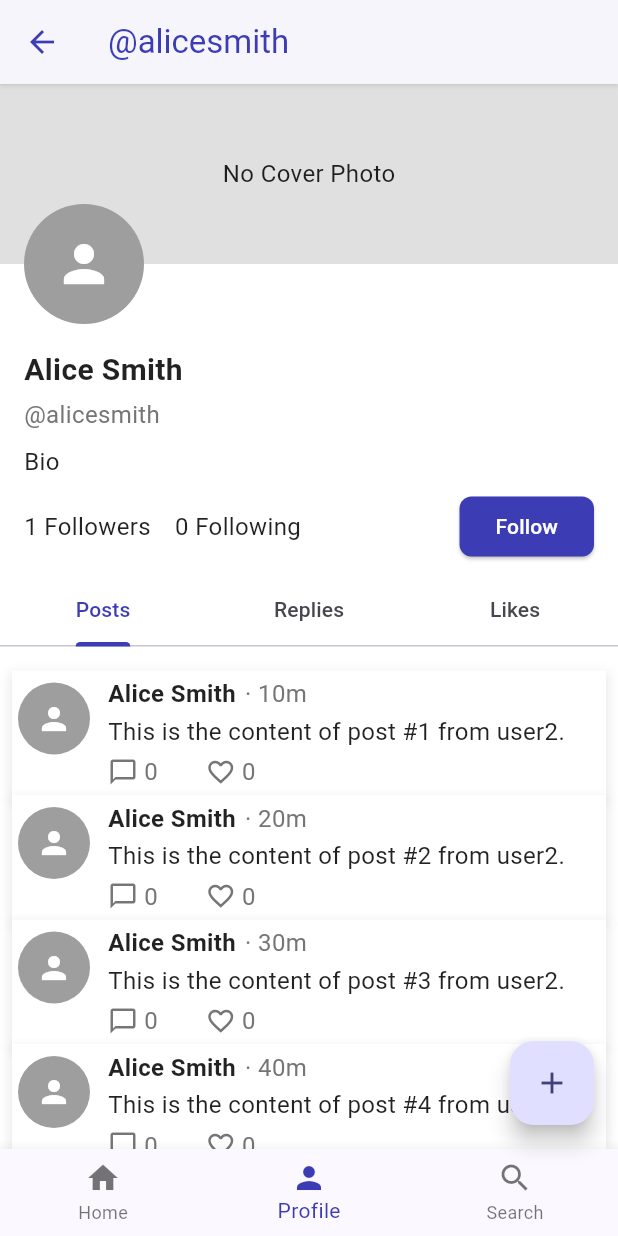
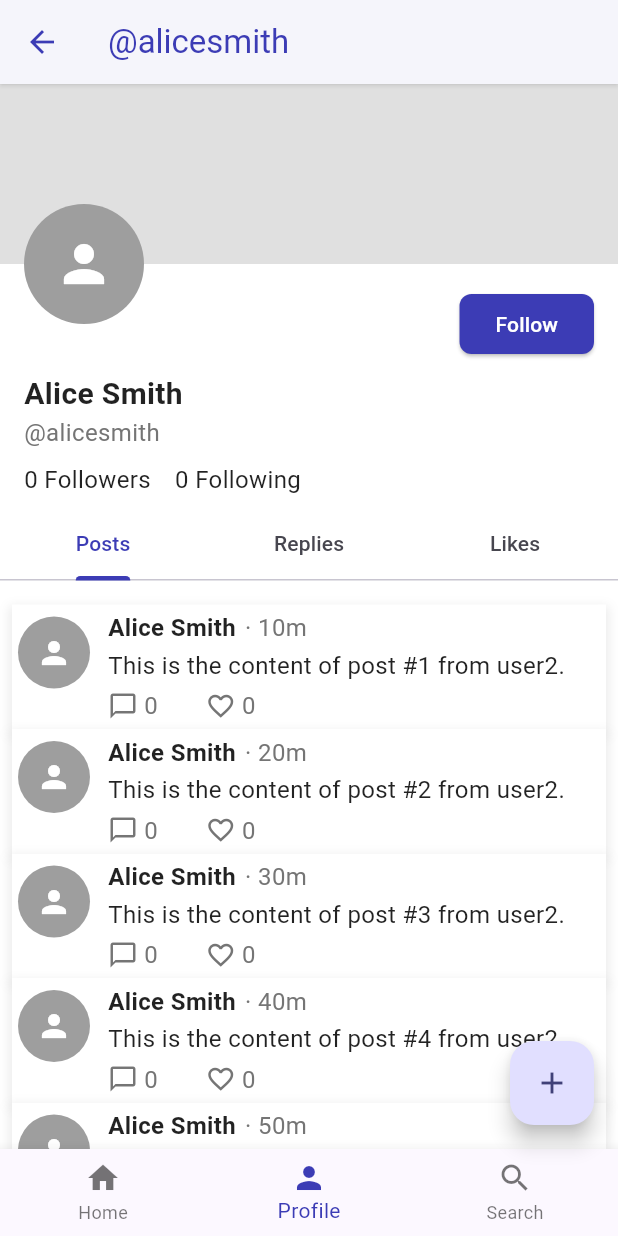
Before and after one commit to marcojalenyu/fleeds, a Flutter app: the ProfileScreen screen opened directly with sample values from the repository, after a tap on the "person" icon, on a phone screen of 412 x 824 dp. Run offline on Flutter 3.47's test engine with Material 3 defaults, Android fonts, the phone set to English and light mode, and no system bars; accounts and stored records are empty.

Commit message:
feat: Follow/unfollow

```diff
--- /dev/null
+++ b/nota/lib/core/utils/navigation_utils.dart
@@ -0,0 +1,6 @@
+import 'package:flutter/material.dart';
+import 'package:nota/data/models/user.dart';
+
+void goToProfile(BuildContext context, User user) {
+  Navigator.of(context).pushNamed('/profile', arguments: user);
+}
--- a/nota/lib/data/models/user.dart
+++ b/nota/lib/data/models/user.dart
@@ -3,8 +3,13 @@ class User {
   String username;
   String password;
   String displayName;
+
   final DateTime createdAt;
   DateTime? updatedAt;
+
+  String bio = '';
+  List<String> followers = []; // List of user IDs who follow this user
+  List<String> following = []; // List of user IDs this user follows
   List<String> likedPosts = []; // List of post IDs the user has liked
 
   User({
@@ -16,13 +21,41 @@ class User {
     this.updatedAt,
   }) : createdAt = createdAt ?? DateTime.now();
 
+  void updateBio(String newBio) {
+    bio = newBio;
+    updatedAt = DateTime.now();
+  }
+
   void likePost(String postId) {
     if (!likedPosts.contains(postId)) {
       likedPosts.add(postId);
+      updatedAt = DateTime.now();
     }
   }
 
   void unlikePost(String postId) {
     likedPosts.remove(postId);
+    updatedAt = DateTime.now();
+  }
+
+  void followUser(String userId) {
+    if (!following.contains(userId)) {
+      following.add(userId);
+      updatedAt = DateTime.now();
+    }
+  }
+
+  void unfollowUser(String userId) {
+    following.remove(userId);
+    updatedAt = DateTime.now();
+  }
+
+  bool isFollowingUser(String userId) {
+    return following.contains(userId);
+  }
+
+  void removeFollower(String userId) {
+    followers.remove(userId);
+    updatedAt = DateTime.now();
   }
 }
--- a/nota/lib/data/services/post_service.dart
+++ b/nota/lib/data/services/post_service.dart
@@ -4,13 +4,14 @@ import 'package:nota/data/services/user_service.dart';
 
 class PostService {
 
-  static Future<List<Post>> fetchLikedPostsByUser(String userId) async {
+  static Future<List<Post>> fetchPostsLikedByUser(String userId) async {
     // Simulate network delay
     await Future.delayed(const Duration(milliseconds: 300));
     final user = UserService.getUserById(userId);
     if (user == null) {
       return [];
     }
+
     return mockPosts.where((post) => user.likedPosts.contains(post.id)).toList();
   }
 
--- a/nota/lib/data/services/user_service.dart
+++ b/nota/lib/data/services/user_service.dart
@@ -7,6 +7,13 @@ class UserService {
       return mockUsers.firstWhere((user) => user.id == id);
     } catch (e) {
       return null;
+    }
+  }
+
+  static void updateBio(String userId, String newBio) {
+    final user = getUserById(userId);
+    if (user != null) {
+      user.updateBio(newBio);
     }
   }
 
@@ -20,4 +27,18 @@ class UserService {
       }
     }
   }
+
+  static void followUser(String userId, String targetUserId, bool follow) {
+    final user = getUserById(userId);
+    final targetUser = getUserById(targetUserId);
+    if (user != null && targetUser != null) {
+      if (follow) {
+        user.followUser(targetUserId);
+        targetUser.followers.add(userId);
+      } else {
+        user.unfollowUser(targetUserId);
+        targetUser.removeFollower(userId);
+      }
+    }
+  }
 }
--- a/nota/lib/features/post/logic/post_controller.dart
+++ b/nota/lib/features/post/logic/post_controller.dart
@@ -40,12 +40,12 @@ class PostController extends ChangeNotifier {
     }
   }
 
-  Future<List<Post>> fetchLikedPostsByUser(String userId) async {
+  Future<List<Post>> fetchPostsLikedByUser(String userId) async {
     isLoading = true;
     notifyListeners();
 
     try {
-      final posts = await PostService.fetchLikedPostsByUser(userId);
+      final posts = await PostService.fetchPostsLikedByUser(userId);
       isLoading = false;
       notifyListeners();
       return posts;
--- /dev/null
+++ b/nota/lib/features/profile/logic/profile_controller.dart
@@ -0,0 +1,30 @@
+import 'package:flutter/material.dart';
+import 'package:nota/data/models/user.dart';
+import 'package:nota/data/services/auth_service.dart';
+import 'package:nota/data/services/user_service.dart';
+
+class ProfileController extends ChangeNotifier {
+  late User user;
+  bool isFollowing = false;
+  bool isOwnProfile = false;
+
+  ProfileController(User profileUser) {
+    user = profileUser;
+    isOwnProfile = AuthService.currentUser?.id == user.id;
+    isFollowing = AuthService.currentUser?.following.contains(user.id) ?? false;
+  }
+
+  void followUser() {
+    if (AuthService.currentUser == null) return;
+    UserService.followUser(AuthService.currentUser!.id, user.id, !isFollowing);
+    isFollowing = !isFollowing;
+    notifyListeners();
+  }
+
+  void updateBio(String newBio) {
+    if (AuthService.currentUser == null || !isOwnProfile) return;
+    UserService.updateBio(user.id, newBio);
+    user.updateBio(newBio);
+    notifyListeners();
+  }
+}
--- a/nota/lib/features/profile/presentation/profile_screen.dart
+++ b/nota/lib/features/profile/presentation/profile_screen.dart
@@ -1,10 +1,12 @@
 import 'package:flutter/material.dart';
 import 'package:nota/data/models/post.dart';
 import 'package:nota/data/models/user.dart';
-import 'package:nota/data/services/auth_service.dart';
+import 'package:nota/features/profile/logic/profile_controller.dart';
 import 'package:nota/features/post/logic/post_controller.dart';
 import 'package:nota/widgets/main_scaffold.dart';
 import 'package:nota/widgets/post_list.dart';
+import 'package:nota/widgets/profile_btn.dart';
+import 'package:nota/widgets/profile_pic.dart';
 
 class ProfileScreen extends StatefulWidget {
   const ProfileScreen({super.key});
@@ -15,28 +17,26 @@ class ProfileScreen extends StatefulWidget {
 
 class _ProfileScreenState extends State<ProfileScreen> with SingleTickerProviderStateMixin {
   late TabController _tabController;
-  bool isFollowing = false;
-  bool isOwnProfile = false;
+  late ProfileController _profileController;
 
   final _postController = PostController();
   List<Post> _posts = [];
   List<Post> _likedPosts = [];
-  late User user;
 
   @override
   void initState() {
     super.initState();
     _tabController = TabController(length: 3, vsync: this);
-    // user will be assigned in didChangeDependencies
+    // _profileController will be assigned in didChangeDependencies
   }
 
   @override
   void didChangeDependencies() {
     super.didChangeDependencies();
-    user = ModalRoute.of(context)!.settings.arguments as User;
-    isOwnProfile = AuthService.currentUser?.id == user.id;
+    final user = ModalRoute.of(context)!.settings.arguments as User;
+    _profileController = ProfileController(user);
     _fetchUserPosts(user.id);
-    _fetchLikedPostsByUser(user.id);
+    _fetchPostsLikedByUser(user.id);
   }
 
   void _fetchUserPosts(String userId) async {
@@ -46,10 +46,10 @@ class _ProfileScreenState extends State<ProfileScreen> with SingleTickerProvider
     });
   }
 
-  void _fetchLikedPostsByUser(String userId) async {
-    final posts = await _postController.fetchLikedPostsByUser(userId);
+  void _fetchPostsLikedByUser(String userId) async {
+    final likedPosts = await _postController.fetchPostsLikedByUser(userId);
     setState(() {
-      _likedPosts = posts;
+      _likedPosts = likedPosts;
     });
   }
 
@@ -61,7 +61,20 @@ class _ProfileScreenState extends State<ProfileScreen> with SingleTickerProvider
 
   @override
   Widget build(BuildContext context) {
-    Widget profileBody = SingleChildScrollView(
+    return MainScaffold(
+      currentIndex: 1,
+      body: Scaffold(
+        appBar: AppBar(
+          title: AnimatedBuilder(
+            animation: _profileController,
+            builder: (context, _) => Text('@${_profileController.user.username}'),
+          ),
+        ),
+        body: AnimatedBuilder(
+          animation: _profileController,
+          builder: (context, _) {
+            final user = _profileController.user;
+            return SingleChildScrollView(
               child: Column(
                 children: [
                   Stack(
@@ -70,46 +83,53 @@ class _ProfileScreenState extends State<ProfileScreen> with SingleTickerProvider
                       Container(
                         height: 120,
                         color: Colors.grey[300],
-                child: Center(child: Text('No Cover Photo')),
                       ),
                       Positioned(
                         left: 16,
                         bottom: -40,
-                child: CircleAvatar(
-                  radius: 40,
-                  backgroundColor: Colors.grey,
-                  child: Icon(Icons.person, color: Colors.white, size: 40),
-                ),
+                        child: ProfilePic(user: user, size: 40.0),
                       ),
                     ],
                   ),
-          SizedBox(height: 48),
+                  SizedBox(height: 16),
+                  Row(
+                    mainAxisAlignment: MainAxisAlignment.end,
+                    children: [
+                      _profileController.isOwnProfile
+                          ? ProfileBtn(
+                              label: 'Edit Profile',
+                              onPressed: () {
+                                // Navigate to edit profile screen (to be implemented)
+                              },
+                            )
+                          : ProfileBtn(
+                              label: _profileController.isFollowing ? 'Unfollow' : 'Follow',
+                              isFollowing: _profileController.isFollowing,
+                              showHoverUnfollow: true,
+                              onPressed: _profileController.followUser,
+                            ),
+                      SizedBox(width: 16),
+                    ],
+                  ),
                   Padding(
                     padding: const EdgeInsets.symmetric(horizontal: 16, vertical: 8),
                     child: Column(
                       crossAxisAlignment: CrossAxisAlignment.start,
                       children: [
                         Text(user.displayName, style: TextStyle(fontSize: 20, fontWeight: FontWeight.bold)),
-                SizedBox(height: 4),
                         Text('@${user.username}', style: TextStyle(color: Colors.grey[600])),
-                SizedBox(height: 8),
-                Text("Bio"),
+                        user.bio.isNotEmpty
+                            ? Padding(
+                                padding: const EdgeInsets.only(top: 8.0),
+                                child: Text(user.bio),
+                              )
+                            : SizedBox.shrink(),
                         SizedBox(height: 8),
                         Row(
                           children: [
-                    Text('${1} Followers'),
+                            Text('${user.followers.length} Followers'),
                             SizedBox(width: 16),
-                    Text('${0} Following'),
-                    Spacer(),
-                    if (!isOwnProfile)
-                      ElevatedButton(
-                        onPressed: () {
-                          setState(() {
-                            isFollowing = !isFollowing;
-                          });
-                        },
-                        child: Text(isFollowing ? 'Unfollow' : 'Follow'),
-                      ),
+                            Text('${user.following.length} Following'),
                           ],
                         ),
                       ],
@@ -124,7 +144,7 @@ class _ProfileScreenState extends State<ProfileScreen> with SingleTickerProvider
                     ],
                   ),
                   SizedBox(
-            height: 600, // Set a fixed height for TabBarView to allow scrolling
+                    height: 600,
                     child: TabBarView(
                       controller: _tabController,
                       children: [
@@ -137,16 +157,9 @@ class _ProfileScreenState extends State<ProfileScreen> with SingleTickerProvider
                 ],
               ),
             );
-
-    return MainScaffold(
-      currentIndex: 1,
-      body: Scaffold(
-        appBar: AppBar(
-          title: Text('@${user.username}'),
+          },
         ),
-        body: profileBody,
       ),
-
     );
   }
 }
--- a/nota/lib/main.dart
+++ b/nota/lib/main.dart
@@ -1,7 +1,6 @@
 import 'package:flutter/material.dart';
 import 'package:nota/core/constants/theme.dart';
-import 'package:nota/data/services/auth_service.dart';
-import 'package:nota/features/auth/presentation/login_screen.dart';
+import 'package:nota/features/login/presentation/login_screen.dart';
 import 'package:nota/features/profile/presentation/profile_screen.dart';
 import 'features/home/presentation/home_screen.dart';
 
@@ -20,9 +19,9 @@ class MyApp extends StatelessWidget {
       theme: AppTheme.theme,
       initialRoute: '/',
       routes: {
-        '/': (context) => const HomeScreen(),
-        '/login': (context) => const LoginScreen(),
-        '/profile': (context) => const ProfileScreen(),
+        '/': (context) => HomeScreen(),
+        '/login': (context) => LoginScreen(),
+        '/profile': (context) => ProfileScreen(),
       },
     );
   }
--- /dev/null
+++ b/nota/lib/widgets/clickable.dart
@@ -0,0 +1,48 @@
+import 'package:flutter/material.dart';
+import 'package:flutter/services.dart';
+
+class Clickable extends StatefulWidget {
+  final VoidCallback? onTap;
+  final Widget child;
+
+  const Clickable({
+    super.key,
+    required this.child,
+    this.onTap,
+  });
+
+  @override
+  State<Clickable> createState() => _ClickableState();
+}
+
+class _ClickableState extends State<Clickable> {
+  double _opacity = 1.0;
+
+  void _onEnter(PointerEnterEvent event) {
+    setState(() {
+      _opacity = 0.5;
+    });
+  }
+
+  void _onExit(PointerExitEvent event) {
+    setState(() {
+      _opacity = 1.0;
+    });
+  }
+
+  @override
+  Widget build(BuildContext context) {
+    return MouseRegion(
+      cursor: SystemMouseCursors.click,
+      onEnter: _onEnter,
+      onExit: _onExit,
+      child: GestureDetector(
+        onTap: widget.onTap,
+        child: Opacity(
+          opacity: _opacity,
+          child: widget.child,
+        ),
+      ),
+    );
+  }
+}
--- a/nota/lib/widgets/post_card.dart
+++ b/nota/lib/widgets/post_card.dart
@@ -1,8 +1,12 @@
 import 'package:flutter/material.dart';
 import 'package:nota/core/utils/date_utils.dart';
+import 'package:nota/core/utils/navigation_utils.dart';
 import 'package:nota/data/models/post.dart';
 import 'package:nota/data/models/user.dart';
+import 'package:nota/data/services/auth_service.dart';
 import 'package:nota/data/services/post_service.dart';
+import 'package:nota/widgets/clickable.dart';
+import 'package:nota/widgets/profile_pic.dart';
 
 class PostCard extends StatefulWidget {
     final Post post;
@@ -17,24 +21,22 @@ class _PostCardState extends State<PostCard> {
 
     bool isLiking = false;
 
-    void _toggleLike() async {
+    void _toggleLikeBy(User? user) async {
+      if (user == null) return;
       setState(() {
           isLiking = true;
       });
-        await PostService.likePost(widget.post.id, widget.user.id);
+      await PostService.likePost(widget.post.id, user.id);
       setState(() {
           isLiking = false;
       });
-    }
-
-    void _goToProfile() {
-        Navigator.of(context).pushNamed('/profile', arguments: widget.user);
     }
 
     @override
     Widget build(BuildContext context) {
         final post = widget.post;
         final user = widget.user;
+        final currentUser = AuthService.currentUser;
         const textStyle = TextStyle(fontSize: 16);
 
         return Container(
@@ -54,25 +56,15 @@ class _PostCardState extends State<PostCard> {
             child: Row(
                 crossAxisAlignment: CrossAxisAlignment.start, // Align avatar to top
                 children: [
-                    GestureDetector(
-                        onTap: _goToProfile,
-                        child: Padding(
-                          padding: const EdgeInsets.only(top: 4, right: 12),
-                          child: CircleAvatar(
-                            radius: 24,
-                            backgroundColor: Colors.grey,
-                            child: Icon(Icons.person, color: Colors.white),
-                          ),
-                        ),
-                    ),
+                    ClickableProfilePic(user: user, imageUrl: ''),
                     Expanded(
                         child: Column(
                         crossAxisAlignment: CrossAxisAlignment.start,
                         children: [
                             Row(
                                 children: [
-                                  GestureDetector(
-                                    onTap: _goToProfile,
+                                  Clickable(
+                                    onTap: () => goToProfile(context, user),
                                     child: Text(
                                       user.displayName,
                                       style: textStyle.copyWith(fontWeight: FontWeight.bold),
@@ -87,7 +79,7 @@ class _PostCardState extends State<PostCard> {
                             const SizedBox(height: 4),
                             Row(
                                 children: [
-                                    GestureDetector(
+                                    Clickable(
                                         onTap: () {
 
                                         },
@@ -96,16 +88,16 @@ class _PostCardState extends State<PostCard> {
                                     const SizedBox(width: 4),
                                     Text('${post.commentCount}', style: textStyle.copyWith(color: Colors.grey[600])),
                                     const SizedBox(width: 32),
-                                    GestureDetector(
+                                    Clickable(
                                         onTap: () {
                                             if (!isLiking) {
-                                                _toggleLike();
+                                                _toggleLikeBy(currentUser);
                                             }
                                         },
                                         child: Icon(
-                                            post.likedBy(user.id) ? Icons.favorite : Icons.favorite_border,
+                                            post.likedBy(currentUser!.id) ? Icons.favorite : Icons.favorite_border,
                                             size: 20,
-                                            color: post.likedBy(user.id) ? Colors.red : Colors.grey[600],
+                                            color: post.likedBy(currentUser.id) ? Colors.red : Colors.grey[600],
                                         ),
                                     ),
                                     const SizedBox(width: 4),
--- /dev/null
+++ b/nota/lib/widgets/profile_btn.dart
@@ -0,0 +1,50 @@
+import 'package:flutter/material.dart';
+
+class ProfileBtn extends StatefulWidget {
+  final String label;
+  final VoidCallback onPressed;
+  final bool isFollowing;
+  final bool showHoverUnfollow;
+
+  const ProfileBtn({
+    super.key,
+    required this.label,
+    required this.onPressed,
+    this.isFollowing = false,
+    this.showHoverUnfollow = false,
+  });
+
+  @override
+  State<ProfileBtn> createState() => _ProfileBtnState();
+}
+
+class _ProfileBtnState extends State<ProfileBtn> {
+  bool _isHovering = false;
+
+  @override
+  Widget build(BuildContext context) {
+    final showHover = widget.isFollowing && widget.showHoverUnfollow;
+    return MouseRegion(
+      onEnter: (_) {
+        if (showHover) setState(() => _isHovering = true);
+      },
+      onExit: (_) {
+        if (showHover) setState(() => _isHovering = false);
+      },
+      child: ElevatedButton(
+        onPressed: widget.onPressed,
+        style: (widget.isFollowing && widget.showHoverUnfollow && _isHovering)
+          ? ElevatedButton.styleFrom(
+              backgroundColor: Colors.grey[300],
+              foregroundColor: Colors.black,
+            )
+          : null,
+        child: Text(
+          showHover
+              ? (_isHovering ? 'Unfollow' : 'Followed')
+              : widget.label,
+        ),
+      ),
+    );
+  }
+}
--- /dev/null
+++ b/nota/lib/widgets/profile_pic.dart
@@ -0,0 +1,69 @@
+import 'package:flutter/material.dart';
+import 'package:nota/core/utils/navigation_utils.dart';
+import 'package:nota/widgets/clickable.dart'; // Import the new widget
+
+class ClickableProfilePic extends ProfilePic {
+  const ClickableProfilePic({
+    super.key,
+    required super.imageUrl,
+    super.size,
+    super.onTap,
+    super.user,
+  });
+
+  @override
+  Widget build(BuildContext context) {
+    return Clickable(
+      onTap: onTap ?? () => goToProfile(context, user),
+      child: super.build(context),
+    );
+  }
+}
+
+class ProfilePic extends StatelessWidget {
+  final String imageUrl;
+  final double size;
+  final VoidCallback? onTap;
+  final dynamic user;
+
+  const ProfilePic({
+    super.key,
+    this.imageUrl = '',
+    this.size = 24.0,
+    this.onTap,
+    this.user,
+  });
+
+  Widget _buildProfilePicture() {
+    return Padding(
+      padding: const EdgeInsets.only(top: 4, right: 12),
+      child: CircleAvatar(
+        radius: size,
+        backgroundColor: Colors.grey,
+        child: imageUrl.isNotEmpty
+            ? ClipOval(
+                child: Image.network(
+                  imageUrl,
+                  width: size,
+                  height: size,
+                  fit: BoxFit.cover,
+                  errorBuilder: (context, error, stackTrace) {
+                    return Icon(Icons.person, color: Colors.white, size: 25);
+                  },
+                ),
+              )
+            : Icon(Icons.person, color: Colors.white, size: size),
+      ),
+    );
+  }
+
+  @override
+  Widget build(BuildContext context) {
+    return onTap != null
+        ? Clickable(
+            onTap: onTap ?? () => goToProfile(context, user),
+            child: _buildProfilePicture(),
+          )
+        : _buildProfilePicture();
+  }
+}
```
Also changed, not shown: nota/lib/features/login/presentation/login_screen.dart (renamed from nota/lib/features/auth/presentation/login_screen.dart). Lines whose indentation alone changed are shown as unchanged.
